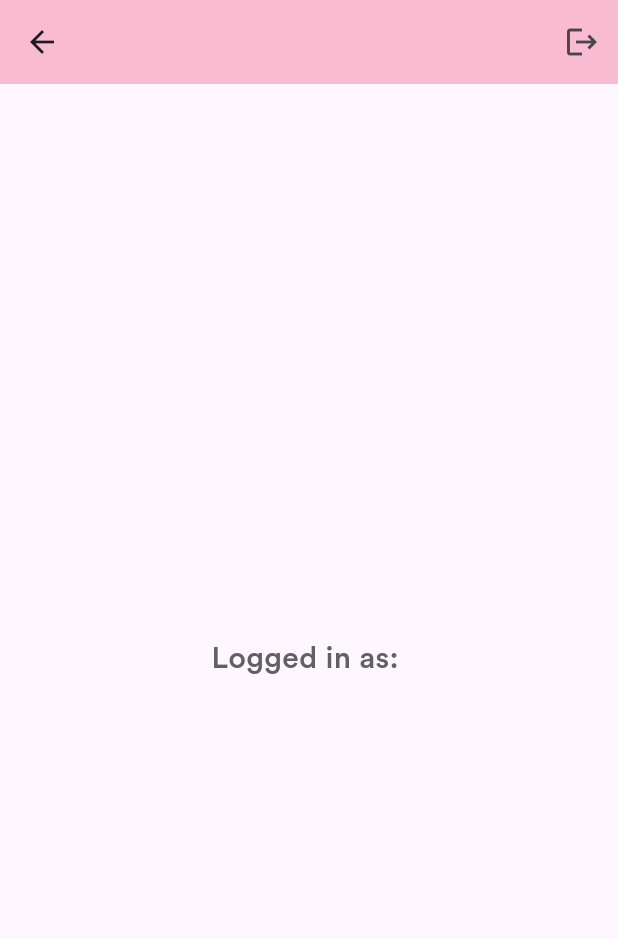
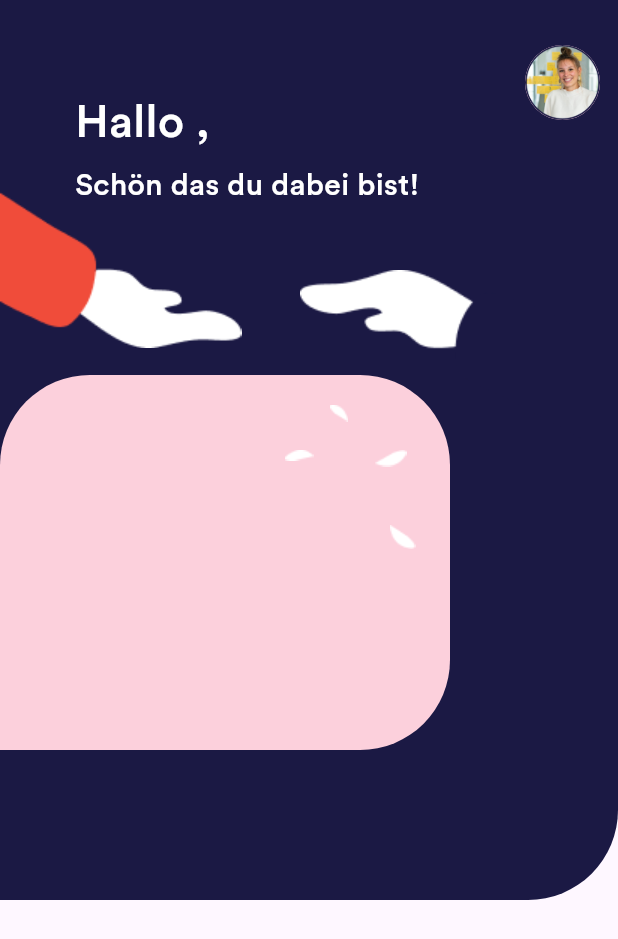
Before and after one commit to Trinistar/female_fellows, a Flutter app: the Homepage screen opened directly, on a phone screen of 412 x 824 dp. Shown: the top 939 px of the screen. Run offline on Flutter 3.47's test engine with Material 2 defaults, Android fonts, the phone set to English and light mode, and no system bars; our stand-ins replace date_format, firebase_auth, firebase_core, smooth_page_indicator; accounts and stored records are empty; generated files the repository leaves out were written again; network calls fail.

Commit message:
start of building homepage

```diff
--- a/lib/main.dart
+++ b/lib/main.dart
@@ -1,7 +1,7 @@
 import 'package:flutter/material.dart';
 import 'package:firebase_core/firebase_core.dart';
 import 'package:vs_femalefellows/pages/Onboarding/onboarding_start.dart';
-import 'firebase_options.dart';
+import 'services/firebase_options.dart';
 import 'package:flutter_localizations/flutter_localizations.dart';
 import 'package:flutter_gen/gen_l10n/app_localizations.dart';
 
--- a/lib/pages/Onboarding/onboarding_end.dart
+++ b/lib/pages/Onboarding/onboarding_end.dart
@@ -1,6 +1,6 @@
 import 'package:flutter/material.dart';
 import 'package:vs_femalefellows/components/login_button.dart';
-import 'package:vs_femalefellows/pages/authentication_pages/authLogin.dart';
+import 'package:vs_femalefellows/pages/authentication_pages/authentication_login.dart';
 import 'package:vs_femalefellows/pages/authentication_pages/authentication_entry.dart';
 import 'package:flutter_gen/gen_l10n/app_localizations.dart';
 
--- a/lib/pages/auth_page.dart
+++ b/lib/pages/auth_page.dart
@@ -1,6 +1,6 @@
 import 'package:firebase_auth/firebase_auth.dart';
 import 'package:flutter/material.dart';
-import 'package:vs_femalefellows/pages/authentication_pages/authLogin.dart';
+import 'package:vs_femalefellows/pages/authentication_pages/authentication_login.dart';
 import 'package:vs_femalefellows/pages/home_page.dart';
 
 
--- a/lib/pages/authentication_pages/authentication_entry.dart
+++ b/lib/pages/authentication_pages/authentication_entry.dart
@@ -1,7 +1,7 @@
 import 'package:flutter/material.dart';
 import 'package:smooth_page_indicator/smooth_page_indicator.dart';
 import 'package:vs_femalefellows/pages/Onboarding/onboarding_start.dart';
-import 'package:vs_femalefellows/pages/authentication_pages/authLogin.dart';
+import 'package:vs_femalefellows/pages/authentication_pages/authentication_login.dart';
 import 'package:vs_femalefellows/pages/authentication_pages/authentication_age.dart';
 import 'package:vs_femalefellows/pages/authentication_pages/authentication_connection.dart';
 import 'package:vs_femalefellows/pages/authentication_pages/authentication_how.dart';
--- a/lib/pages/authentication_pages/authLogin.dart
+++ b/lib/pages/authentication_pages/authentication_login.dart
@@ -77,7 +77,7 @@ class _AuthLoginPageState extends State<AuthLoginPage> {
       resizeToAvoidBottomInset: false,
       backgroundColor: Color.fromRGBO(242, 242, 242, 1),
       body: Column(
-         mainAxisSize: MainAxisSize.min,
+        mainAxisSize: MainAxisSize.min,
         children: [
           Container(
             height: 150,
@@ -214,32 +214,7 @@ class _AuthLoginPageState extends State<AuthLoginPage> {
                     ),
                   ),
                   SizedBox(
-                    height: 10,
-                  ),
-                  Padding(
-                    padding: const EdgeInsets.only(left: 30),
-                    child: Row(
-                      children: [
-                        Checkbox(
-                          value: isChecked,
-                          onChanged: (bool? newValue) {
-                            setState(() {
-                              isChecked = newValue!;
-                            });
-                          },
-                        ),
-                        Text(
-                          'Remember me',
-                          style: TextStyle(color: Colors.grey.shade700),
-                        ),
-                        SizedBox(
-                          width: 20,
-                        ),
-                      ],
-                    ),
-                  ),
-                  SizedBox(
-                    height: 80,
+                    height: 100,
                   ),
                   LoginButton(
                     text: 'Sign In',
--- a/lib/pages/home_page.dart
+++ b/lib/pages/home_page.dart
@@ -1,29 +1,95 @@
 import 'package:firebase_auth/firebase_auth.dart';
 import 'package:flutter/material.dart';
-
 
 class Homepage extends StatelessWidget {
   Homepage({super.key});
 
   final user = FirebaseAuth.instance.currentUser!;
 
-  //sign Out mehtod
-  void signUserOut() {
-    FirebaseAuth.instance.signOut();
-  }
-
   @override
   Widget build(BuildContext context) {
     return Scaffold(
-      appBar: AppBar(backgroundColor: Colors.pink.shade100,
-       actions: [
-        IconButton(onPressed: signUserOut, icon: Icon(Icons.logout))
-      ]),
-      body: Center(
-        child: Text(
-          "Logged in as: " + user.email!,
-          style: TextStyle(fontSize: 20, color: Colors.grey.shade700),
-        ),
+      body: Stack(
+        children: [
+          Container(
+            width: 1000,
+            height: 600,
+            decoration: BoxDecoration(
+              borderRadius: BorderRadius.only(bottomRight: Radius.circular(60)),
+              color: Color.fromRGBO(27, 25, 68, 1),
+            ),
+          ),
+          Positioned(
+            top: 30,
+            left: 350,
+            child: CircleAvatar(
+              backgroundImage: AssetImage('lib/images/Avatar.png'),
+              radius: 25,
+              backgroundColor: Color.fromRGBO(252, 208, 220, 1),
+            ),
+          ),
+          Positioned(
+            top: 60,
+            left: 50,
+            child: Text(
+              'Hallo ${user.email!},',
+              style: TextStyle(
+                color: Colors.white,
+                fontSize: 30,
+              ),
+            ),
+          ),
+          Positioned(
+            top: 110,
+            left: 50,
+            child: Text(
+              'Schön das du dabei bist!',
+              style: TextStyle(fontSize: 20, color: Colors.white),
+            ),
+          ),
+          Positioned(
+            top: 110,
+            child: Image.asset('lib/images/handleft.png'),
+          ),
+          Positioned(
+            top: 180,
+            left: 200,
+            child: Image.asset('lib/images/handright.png'),
+          ),
+          Positioned(
+            top: 250,
+            child: Container(
+              width: 300,
+              height: 250,
+              decoration: BoxDecoration(
+                borderRadius:
+                    BorderRadius.only(bottomRight: Radius.circular(60),
+                    topLeft: Radius.circular(60),
+                    topRight: Radius.circular(60),
+                    ),
+              color: Color.fromRGBO(252, 208, 220, 1),
+              ),
+            ),
+          ),
+            Positioned(
+            top: 270,
+            left: 220,
+            child: Image.asset('lib/images/federoben.png'),
+          ),   Positioned(
+            top: 300,
+            left: 190,
+            child: Image.asset('lib/images/federlinks.png'),
+          ),   Positioned(
+            top: 300,
+            left: 250,
+            child: Image.asset('lib/images/federrechts.png'),
+          ),   Positioned(
+            top: 350,
+            left: 260,
+            child: Image.asset('lib/images/federunten.png'),
+          ),
+
+        ],
       ),
     );
   }
```
Also changed, not shown: lib/images/federlinks.png (added), lib/images/federoben.png (added), lib/images/federrechts.png (added), lib/images/federunten.png (added), lib/images/handleft.png (added), lib/images/handright.png (added), lib/services/firebase_options.dart (renamed from lib/firebase_options.dart).
